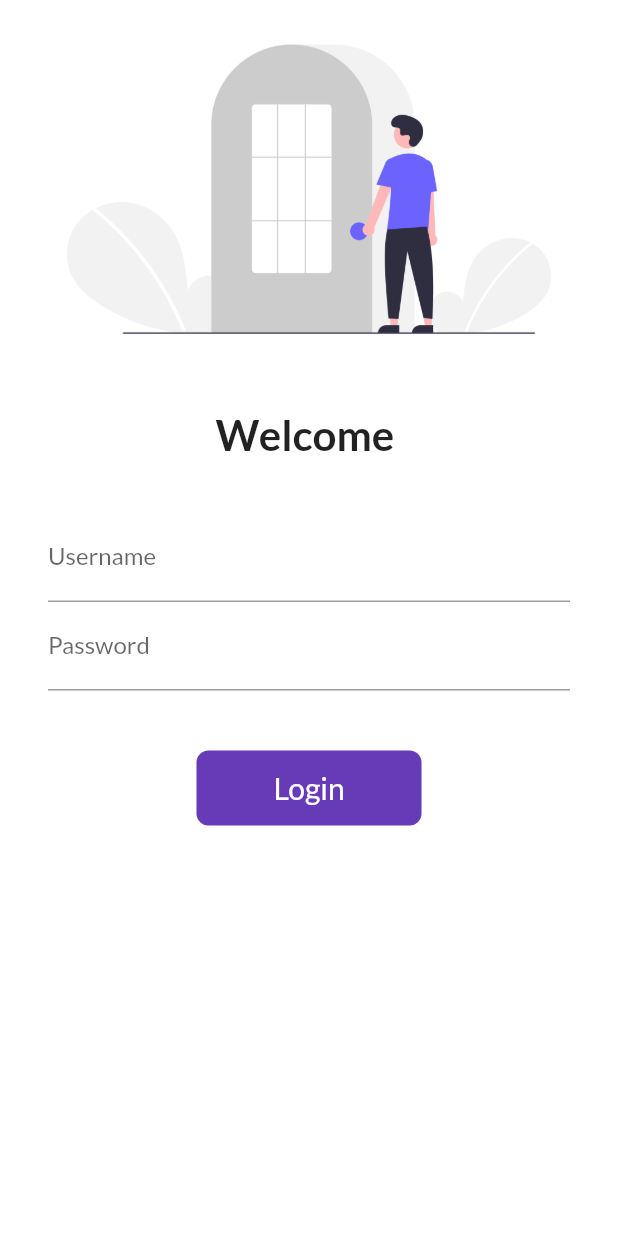
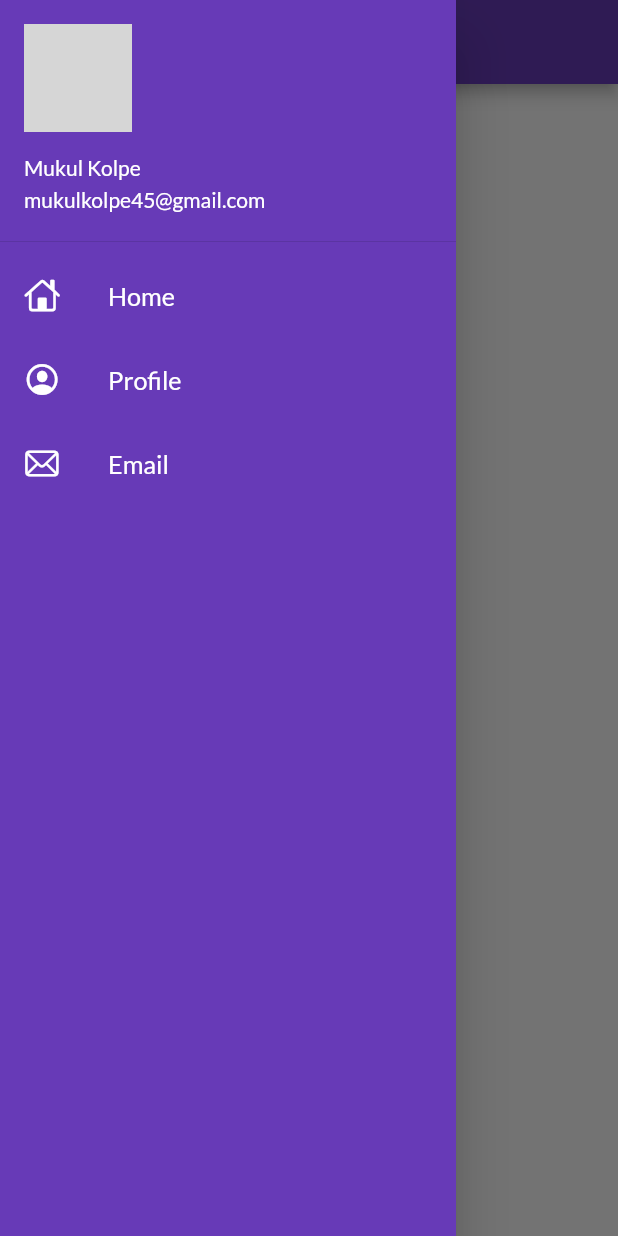
Before and after one commit to MukulKolpe/Flutter_CatalogApp, a Flutter app: the screen it shows after launch, with the side drawer open (before the commit the screen has no drawer), on a phone screen of 412 x 824 dp. Run offline on Flutter 3.47's test engine with Material 2 defaults, Android fonts, the phone set to English and light mode, and no system bars; our stand-ins replace google_fonts; network calls fail; grey boxes are pictures that could not be loaded.

Commit message:
Added and designed drawer

```diff
--- a/lib/main.dart
+++ b/lib/main.dart
@@ -21,7 +21,7 @@
       debugShowCheckedModeBanner: false,
       themeMode: ThemeMode.light,
       darkTheme: ThemeData(brightness: Brightness.dark),
-      initialRoute: "/",
+      initialRoute: MyRoutes.homeRoute,
       routes: {
         "/": (context) => LoginPage(),
         MyRoutes.homeRoute: (context) => HomePage(),
--- a/lib/pages/home_page.dart
+++ b/lib/pages/home_page.dart
@@ -1,4 +1,5 @@
 import 'package:flutter/material.dart';
+import 'package:flutter_catalog/widgets/drawer.dart';
 
 class HomePage extends StatelessWidget {
   final int days = 10;
@@ -14,7 +15,7 @@
           child: Text("Hello World $days from $name"),
         ),
       ),
-      drawer: Drawer(),
+      drawer: MyDrawer(),
     );
   }
 }
--- /dev/null
+++ b/lib/widgets/drawer.dart
@@ -0,0 +1,57 @@
+import 'package:flutter/cupertino.dart';
+import 'package:flutter/material.dart';
+
+class MyDrawer extends StatelessWidget {
+  const MyDrawer({Key? key}) : super(key: key);
+
+  @override
+  Widget build(BuildContext context) {
+    final imageUrl = "https://avatars.githubusercontent.com/u/78664749?v=4";
+    return Drawer(
+      child: Container(
+        color: Colors.deepPurple,
+        child: ListView(
+          padding: EdgeInsets.zero,
+          children: [
+            DrawerHeader(
+              padding: EdgeInsets.zero,
+              child: UserAccountsDrawerHeader(
+                margin: EdgeInsets.zero,
+                accountName: Text("Mukul Kolpe"),
+                accountEmail: Text("mukulkolpe45@gmail.com"),
+                currentAccountPicture: CircleAvatar(
+                  backgroundImage: NetworkImage(imageUrl),
+                ),
+              ),
+            ),
+            ListTile(
+              leading: Icon(CupertinoIcons.home, color: Colors.white),
+              title: Text(
+                "Home",
+                textScaleFactor: 1.2,
+                style: TextStyle(color: Colors.white),
+              ),
+            ),
+            ListTile(
+              leading:
+                  Icon(CupertinoIcons.profile_circled, color: Colors.white),
+              title: Text(
+                "Profile",
+                textScaleFactor: 1.2,
+                style: TextStyle(color: Colors.white),
+              ),
+            ),
+            ListTile(
+              leading: Icon(CupertinoIcons.mail, color: Colors.white),
+              title: Text(
+                "Email",
+                textScaleFactor: 1.2,
+                style: TextStyle(color: Colors.white),
+              ),
+            )
+          ],
+        ),
+      ),
+    );
+  }
+}
```
